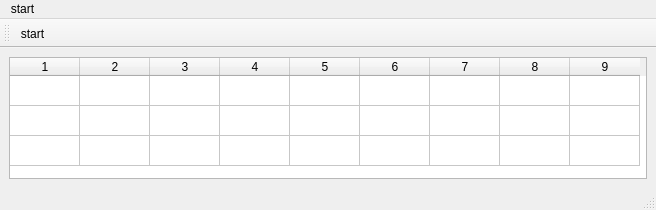
Before: the Qt Designer form zerooptionviewer.ui in QuantTraderEd/AQTrader, drawn with Qt 5.
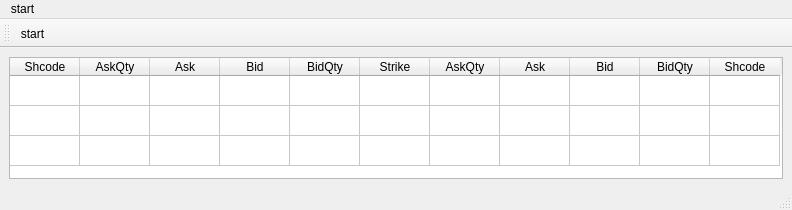
After: the same form once the commit is applied.

What changed in the file:
```diff
--- a/zerooptionviewer.ui
+++ b/zerooptionviewer.ui
@@ -6,7 +6,7 @@
    <rect>
     <x>0</x>
     <y>0</y>
-    <width>656</width>
+    <width>792</width>
     <height>210</height>
    </rect>
   </property>
@@ -39,7 +39,7 @@
        <number>3</number>
       </property>
       <property name="columnCount">
-       <number>9</number>
+       <number>11</number>
       </property>
       <attribute name="horizontalHeaderVisible">
        <bool>true</bool>
@@ -59,15 +59,94 @@
       <row/>
       <row/>
       <row/>
-      <column/>
-      <column/>
-      <column/>
-      <column/>
-      <column/>
-      <column/>
-      <column/>
-      <column/>
-      <column/>
+      <column>
+       <property name="text">
+        <string>Shcode</string>
+       </property>
+       <property name="textAlignment">
+        <set>AlignHCenter|AlignVCenter|AlignCenter</set>
+       </property>
+      </column>
+      <column>
+       <property name="text">
+        <string>AskQty</string>
+       </property>
+       <property name="textAlignment">
+        <set>AlignHCenter|AlignVCenter|AlignCenter</set>
+       </property>
+      </column>
+      <column>
+       <property name="text">
+        <string>Ask</string>
+       </property>
+       <property name="textAlignment">
+        <set>AlignHCenter|AlignVCenter|AlignCenter</set>
+       </property>
+      </column>
+      <column>
+       <property name="text">
+        <string>Bid</string>
+       </property>
+       <property name="textAlignment">
+        <set>AlignHCenter|AlignVCenter|AlignCenter</set>
+       </property>
+      </column>
+      <column>
+       <property name="text">
+        <string>BidQty</string>
+       </property>
+       <property name="textAlignment">
+        <set>AlignHCenter|AlignVCenter|AlignCenter</set>
+       </property>
+      </column>
+      <column>
+       <property name="text">
+        <string>Strike</string>
+       </property>
+       <property name="textAlignment">
+        <set>AlignHCenter|AlignVCenter|AlignCenter</set>
+       </property>
+      </column>
+      <column>
+       <property name="text">
+        <string>AskQty</string>
+       </property>
+       <property name="textAlignment">
+        <set>AlignHCenter|AlignVCenter|AlignCenter</set>
+       </property>
+      </column>
+      <column>
+       <property name="text">
+        <string>Ask</string>
+       </property>
+       <property name="textAlignment">
+        <set>AlignHCenter|AlignVCenter|AlignCenter</set>
+       </property>
+      </column>
+      <column>
+       <property name="text">
+        <string>Bid</string>
+       </property>
+       <property name="textAlignment">
+        <set>AlignHCenter|AlignVCenter|AlignCenter</set>
+       </property>
+      </column>
+      <column>
+       <property name="text">
+        <string>BidQty</string>
+       </property>
+       <property name="textAlignment">
+        <set>AlignHCenter|AlignVCenter|AlignCenter</set>
+       </property>
+      </column>
+      <column>
+       <property name="text">
+        <string>Shcode</string>
+       </property>
+       <property name="textAlignment">
+        <set>AlignHCenter|AlignVCenter|AlignCenter</set>
+       </property>
+      </column>
      </widget>
     </item>
    </layout>
@@ -77,7 +156,7 @@
     <rect>
      <x>0</x>
      <y>0</y>
-     <width>656</width>
+     <width>792</width>
      <height>21</height>
     </rect>
    </property>
```
